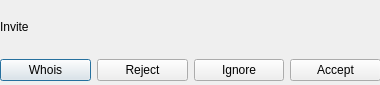
First picture: the form in ui/invite.ui, repository gitter-badger/simplechatclient, before the edit.
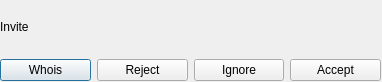
Second picture: the form after the edit. Icons and pictures are not drawn.

```diff
--- a/ui/invite.ui
+++ b/ui/invite.ui
@@ -6,20 +6,20 @@
    <rect>
     <x>0</x>
     <y>0</y>
-    <width>380</width>
-    <height>85</height>
+    <width>382</width>
+    <height>82</height>
    </rect>
   </property>
   <property name="minimumSize">
    <size>
-    <width>380</width>
-    <height>85</height>
+    <width>382</width>
+    <height>82</height>
    </size>
   </property>
   <property name="maximumSize">
    <size>
-    <width>380</width>
-    <height>85</height>
+    <width>382</width>
+    <height>82</height>
    </size>
   </property>
   <property name="windowTitle">
```
Left out of the diff: 6 changed lines with no effect on the pictures.
